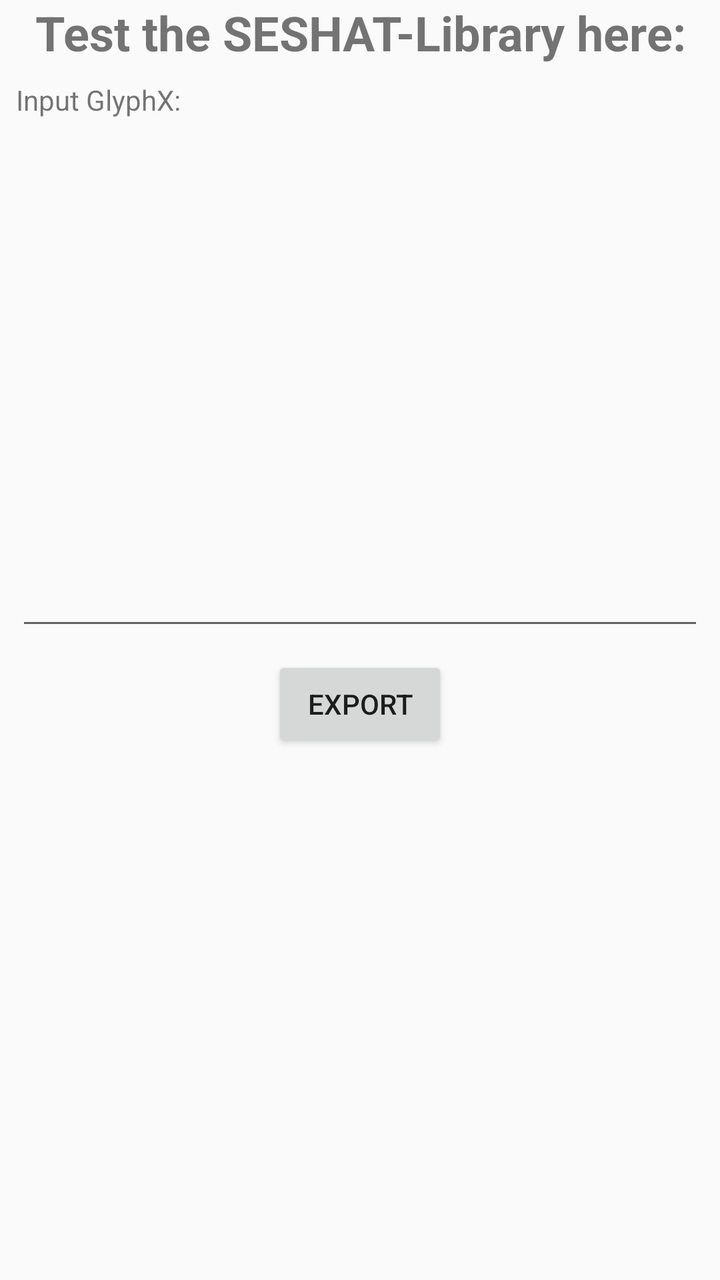
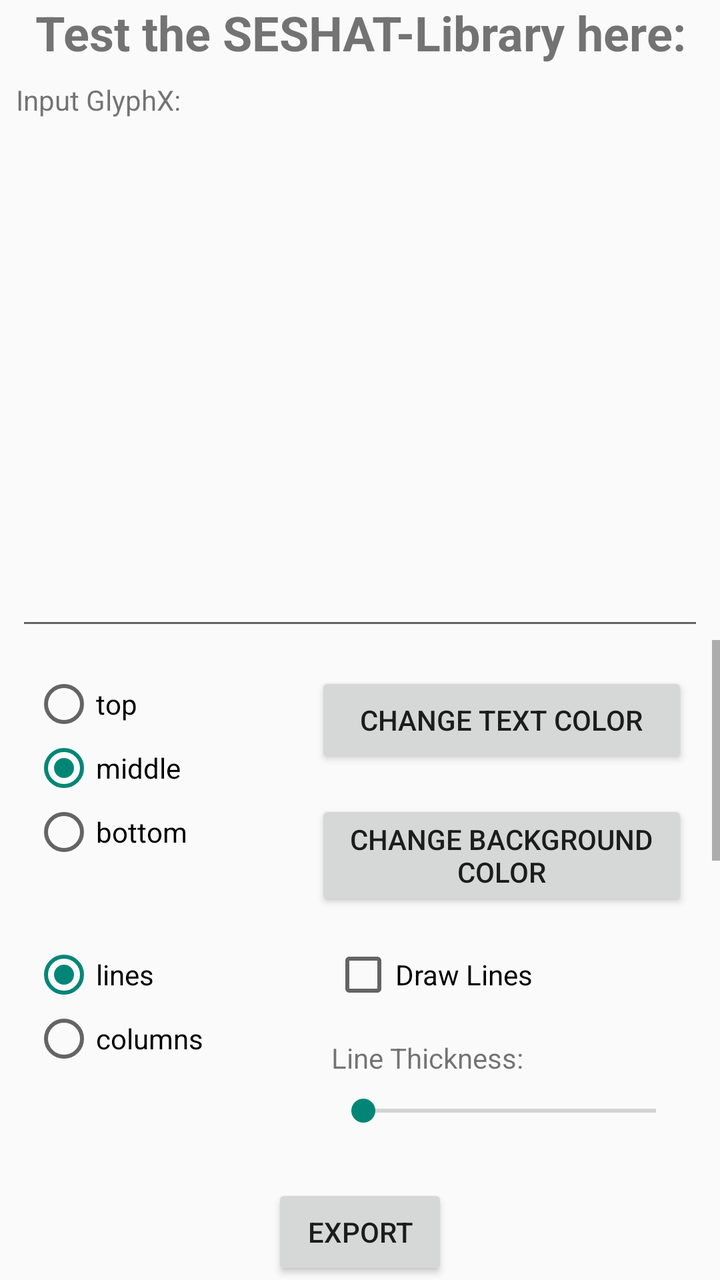

An Android layout rendered at two revisions. The XML below is the earlier revision; the diff shows what the commit changed to produce the second picture.
<!-- AndroidManifest.xml: activity theme Theme.SESHATExampleApp -->
<!-- res/layout/activity_main.xml -->
<?xml version="1.0" encoding="utf-8"?>
<androidx.constraintlayout.widget.ConstraintLayout xmlns:android="http://schemas.android.com/apk/res/android"
    xmlns:app="http://schemas.android.com/apk/res-auto"
    xmlns:tools="http://schemas.android.com/tools"
    android:id="@+id/main"
    android:layout_width="match_parent"
    android:layout_height="match_parent"
    tools:context=".MainActivity">

    <TextView
        android:id="@+id/title_text"
        android:layout_width="0dp"
        android:layout_height="wrap_content"
        android:gravity="center_horizontal"
        android:text="@string/title"
        android:textSize="24sp"
        android:textStyle="bold"
        app:layout_constraintBottom_toBottomOf="parent"
        app:layout_constraintEnd_toEndOf="parent"
        app:layout_constraintStart_toStartOf="parent"
        app:layout_constraintTop_toTopOf="parent"
        app:layout_constraintVertical_bias="0.0" />

    <EditText
        android:id="@+id/input"
        android:layout_width="0dp"
        android:layout_height="0dp"
        android:layout_marginStart="8dp"
        android:layout_marginTop="8dp"
        android:layout_marginEnd="8dp"
        android:ems="10"
        android:gravity="start|top"
        android:inputType="text|textVisiblePassword|textMultiLine|textNoSuggestions"
        app:layout_constraintBottom_toTopOf="@+id/guideline2"
        app:layout_constraintEnd_toEndOf="parent"
        app:layout_constraintStart_toStartOf="parent"
        app:layout_constraintTop_toBottomOf="@+id/input_title" />

    <TextView
        android:id="@+id/input_title"
        android:layout_width="wrap_content"
        android:layout_height="wrap_content"
        android:layout_marginStart="8dp"
        android:layout_marginTop="8dp"
        android:text="@string/input_glyphx"
        app:layout_constraintBottom_toBottomOf="parent"
        app:layout_constraintEnd_toEndOf="parent"
        app:layout_constraintHorizontal_bias="0.0"
        app:layout_constraintStart_toStartOf="parent"
        app:layout_constraintTop_toBottomOf="@+id/title_text"
        app:layout_constraintVertical_bias="0.0" />

    <androidx.constraintlayout.widget.Guideline
        android:id="@+id/guideline2"
        android:layout_width="wrap_content"
        android:layout_height="wrap_content"
        android:orientation="horizontal"
        app:layout_constraintGuide_percent="0.5" />

    <Button
        android:id="@+id/button_export"
        android:layout_width="wrap_content"
        android:layout_height="wrap_content"
        android:layout_marginTop="8dp"
        android:text="@string/export"
        app:layout_constraintBottom_toBottomOf="parent"
        app:layout_constraintEnd_toEndOf="parent"
        app:layout_constraintStart_toStartOf="parent"
        app:layout_constraintTop_toBottomOf="@+id/input"
        app:layout_constraintVertical_bias="0.0" />

</androidx.constraintlayout.widget.ConstraintLayout>
<!-- resources referenced by this layout -->
<resources>
  <string name="export">Export</string>
  <string name="input_glyphx">Input GlyphX:</string>
  <string name="title">Test the SESHAT-Library here:</string>
  <style name="Theme.SESHATExampleApp" parent="Theme.AppCompat.Light.NoActionBar" />
</resources>

<!-- the commit's change to res/layout/activity_main.xml (unified diff, before → after) -->
@@ -57,16 +57,395 @@
         android:orientation="horizontal"
         app:layout_constraintGuide_percent="0.5" />
 
+    <ScrollView
+        android:id="@+id/scrollView2"
+        android:layout_width="0dp"
+        android:layout_height="0dp"
+        android:layout_marginBottom="8dp"
+        app:layout_constraintBottom_toTopOf="@+id/button_export"
+        app:layout_constraintEnd_toEndOf="parent"
+        app:layout_constraintStart_toStartOf="parent"
+        app:layout_constraintTop_toTopOf="@+id/guideline2">
+
+        <LinearLayout
+            android:id="@+id/settingsContainer"
+            android:layout_width="match_parent"
+            android:layout_height="wrap_content"
+            android:orientation="vertical"
+            app:layout_constraintBottom_toBottomOf="parent"
+            app:layout_constraintEnd_toEndOf="parent"
+            app:layout_constraintStart_toStartOf="parent"
+            app:layout_constraintTop_toBottomOf="@+id/thothScroll"
+            app:layout_constraintVertical_bias="0.0">
+
+            <LinearLayout
+                android:layout_width="match_parent"
+                android:layout_height="match_parent"
+                android:orientation="horizontal">
+
+                <RadioGroup
+                    android:id="@+id/VerticalOrientation"
+                    android:layout_width="wrap_content"
+                    android:layout_height="wrap_content"
+                    android:layout_marginStart="16dp"
+                    android:layout_marginTop="16dp">
+
+                    <RadioButton
+                        android:id="@+id/top"
+                        android:layout_width="match_parent"
+                        android:layout_height="wrap_content"
+                        android:text="@string/vert_orient_top" />
+
+                    <RadioButton
+                        android:id="@+id/middle"
+                        android:layout_width="match_parent"
+                        android:layout_height="wrap_content"
+                        android:checked="true"
+                        android:text="@string/vert_orient_middle" />
+
+                    <RadioButton
+                        android:id="@+id/bottom"
+                        android:layout_width="match_parent"
+                        android:layout_height="wrap_content"
+                        android:text="@string/vert_orient_bottom" />
+                </RadioGroup>
+
+                <LinearLayout
+                    android:layout_width="match_parent"
+                    android:layout_height="wrap_content"
+                    android:orientation="vertical">
+
+                    <Button
+                        android:id="@+id/changeTextColor"
+                        android:layout_width="match_parent"
+                        android:layout_height="wrap_content"
+                        android:layout_marginStart="64dp"
+                        android:layout_marginTop="16dp"
+                        android:layout_marginEnd="16dp"
+                        android:layout_weight="1"
+                        android:text="@string/button_change_text_color" />
+
+                    <Button
+                        android:id="@+id/changeBGColor"
+                        android:layout_width="match_parent"
+                        android:layout_height="wrap_content"
+                        android:layout_marginStart="64dp"
+                        android:layout_marginTop="16dp"
+                        android:layout_marginEnd="16dp"
+                        android:layout_weight="1"
+                        android:text="@string/button_change_bg_color" />
+                </LinearLayout>
+
+            </LinearLayout>
+
+            <LinearLayout
+                android:layout_width="match_parent"
+                android:layout_height="match_parent"
+                android:orientation="horizontal">
+
+                <RadioGroup
+                    android:id="@+id/WritingLayout"
+                    android:layout_width="wrap_content"
+                    android:layout_height="wrap_content"
+                    android:layout_marginStart="16dp"
+                    android:layout_marginTop="16dp">
+
+                    <RadioButton
+                        android:id="@+id/lines"
+                        android:layout_width="match_parent"
+                        android:layout_height="wrap_content"
+                        android:checked="true"
+                        android:text="@string/writing_layout_l" />
+
+                    <RadioButton
+                        android:id="@+id/columns"
+                        android:layout_width="match_parent"
+                        android:layout_height="wrap_content"
+                        android:text="@string/writing_layout_c" />
+                </RadioGroup>
+
+                <LinearLayout
+                    android:layout_width="match_parent"
+                    android:layout_height="wrap_content"
+                    android:orientation="vertical">
+
+
+                    <CheckBox
+                        android:id="@+id/drawLines"
+                        android:layout_width="match_parent"
+                        android:layout_height="wrap_content"
+                        android:layout_marginStart="64dp"
+                        android:layout_marginTop="16dp"
+                        android:layout_marginEnd="16dp"
+                        android:text="@string/draw_lines_title" />
+
+                    <TextView
+                        android:id="@+id/lineThicknessTitle"
+                        android:layout_width="match_parent"
+                        android:layout_height="wrap_content"
+                        android:layout_marginStart="64dp"
+                        android:layout_marginTop="16dp"
+                        android:layout_marginEnd="16dp"
+                        android:text="@string/line_thickness_title" />
+
+                    <SeekBar
+                        android:id="@+id/lineThickness"
+                        android:layout_width="match_parent"
+                        android:layout_height="wrap_content"
+                        android:layout_marginStart="64dp"
+                        android:layout_marginTop="8dp"
+                        android:layout_marginEnd="16dp"
+                        android:max="10" />
+                </LinearLayout>
+
+            </LinearLayout>
+
+            <RadioGroup
+                android:id="@+id/WritingDirection"
+                android:layout_width="wrap_content"
+                android:layout_height="wrap_content"
+                android:layout_marginStart="16dp"
+                android:layout_marginTop="16dp">
+
+                <RadioButton
+                    android:id="@+id/ltr"
+                    android:layout_width="match_parent"
+                    android:layout_height="wrap_content"
+                    android:checked="true"
+                    android:text="@string/writing_direction_ltr" />
+
+                <RadioButton
+                    android:id="@+id/rtl"
+                    android:layout_width="match_parent"
+                    android:layout_height="wrap_content"
+                    android:text="@string/writing_direction_rtl" />
+            </RadioGroup>
+
+            <TextView
+                android:id="@+id/paddingTitle"
+                android:layout_width="match_parent"
+                android:layout_height="wrap_content"
+                android:layout_marginStart="16dp"
+                android:layout_marginTop="16dp"
+                android:layout_marginEnd="16dp"
+                android:text="@string/padding_title" />
+
+            <androidx.constraintlayout.widget.ConstraintLayout
+                android:layout_width="match_parent"
+                android:layout_height="match_parent"
+                android:layout_marginStart="16dp"
+                android:layout_marginTop="8dp"
+                android:layout_marginEnd="16dp">
+
+                <TextView
+                    android:id="@+id/paddingLeftTitle"
+                    android:layout_width="wrap_content"
+                    android:layout_height="wrap_content"
+                    android:text="@string/padding_left_title"
+                    app:layout_constraintBottom_toBottomOf="parent"
+                    app:layout_constraintEnd_toEndOf="parent"
+                    app:layout_constraintHorizontal_bias="0.0"
+                    app:layout_constraintStart_toStartOf="parent"
+                    app:layout_constraintTop_toTopOf="parent"
+                    app:layout_constraintVertical_bias="0.0" />
+
+                <TextView
+                    android:id="@+id/paddingTopTitle"
+                    android:layout_width="wrap_content"
+                    android:layout_height="wrap_content"
+                    android:text="@string/padding_top_title"
+                    app:layout_constraintBottom_toBottomOf="parent"
+                    app:layout_constraintEnd_toEndOf="parent"
+                    app:layout_constraintStart_toStartOf="parent"
+                    app:layout_constraintTop_toTopOf="parent"
+                    app:layout_constraintVertical_bias="0.0" />
+
+                <SeekBar
+                    android:id="@+id/paddingLeft"
+                    android:layout_width="0dp"
+                    android:layout_height="wrap_content"
+                    android:layout_marginTop="8dp"
+                    android:layout_marginEnd="8dp"
+                    android:max="50"
+                    app:layout_constraintBottom_toBottomOf="parent"
+                    app:layout_constraintEnd_toStartOf="@+id/paddingTopTitle"
+                    app:layout_constraintStart_toStartOf="parent"
+                    app:layout_constraintTop_toBottomOf="@+id/paddingLeftTitle"
+                    app:layout_constraintVertical_bias="0.0" />
+
+                <SeekBar
+                    android:id="@+id/paddingTop"
+                    android:layout_width="0dp"
+                    android:layout_height="wrap_content"
+                    android:layout_marginTop="8dp"
+                    android:max="50"
+                    app:layout_constraintBottom_toBottomOf="parent"
+                    app:layout_constraintEnd_toEndOf="parent"
+                    app:layout_constraintHorizontal_bias="0.0"
+                    app:layout_constraintStart_toStartOf="@+id/paddingTopTitle"
+                    app:layout_constraintTop_toBottomOf="@+id/paddingTopTitle"
+                    app:layout_constraintVertical_bias="0.0" />
+
+                <TextView
+                    android:id="@+id/paddingRightTitle"
+                    android:layout_width="wrap_content"
+                    android:layout_height="wrap_content"
+                    android:layout_marginTop="8dp"
+                    android:text="@string/padding_right_title"
+                    app:layout_constraintBottom_toBottomOf="parent"
+                    app:layout_constraintEnd_toEndOf="parent"
+                    app:layout_constraintHorizontal_bias="0.0"
+                    app:layout_constraintStart_toStartOf="parent"
+                    app:layout_constraintTop_toBottomOf="@id/paddingLeft"
+                    app:layout_constraintVertical_bias="0.0" />
+
+                <TextView
+                    android:id="@+id/paddingBottomTitle"
+                    android:layout_width="wrap_content"
+                    android:layout_height="wrap_content"
+                    android:layout_marginTop="8dp"
+                    android:text="@string/padding_bottom_title"
+                    app:layout_constraintBottom_toBottomOf="parent"
+                    app:layout_constraintEnd_toEndOf="parent"
+                    app:layout_constraintHorizontal_bias="0.0"
+                    app:layout_constraintStart_toStartOf="@+id/paddingTop"
+                    app:layout_constraintTop_toBottomOf="@+id/paddingTop"
+                    app:layout_constraintVertical_bias="0.0" />
+
+                <SeekBar
+                    android:id="@+id/paddingRight"
+                    android:layout_width="0dp"
+                    android:layout_height="wrap_content"
+                    android:layout_marginTop="8dp"
+                    android:layout_marginEnd="8dp"
+                    android:max="50"
+                    app:layout_constraintBottom_toBottomOf="parent"
+                    app:layout_constraintEnd_toStartOf="@+id/paddingBottomTitle"
+                    app:layout_constraintStart_toStartOf="parent"
+                    app:layout_constraintTop_toBottomOf="@id/paddingRightTitle"
+                    app:layout_constraintVertical_bias="0.0" />
+
+                <SeekBar
+                    android:id="@+id/paddingBottom"
+                    android:layout_width="0dp"
+                    android:layout_height="wrap_content"
+                    android:layout_marginTop="8dp"
+                    android:max="50"
+                    app:layout_constraintBottom_toBottomOf="parent"
+                    app:layout_constraintEnd_toEndOf="parent"
+                    app:layout_constraintHorizontal_bias="0.0"
+                    app:layout_constraintStart_toStartOf="@+id/paddingBottomTitle"
+                    app:layout_constraintTop_toBottomOf="@+id/paddingBottomTitle"
+                    app:layout_constraintVertical_bias="0.0" />
+
+                <TextView
+                    android:id="@+id/interLinePaddingTitle"
+                    android:layout_width="wrap_content"
+                    android:layout_height="wrap_content"
+                    android:layout_marginTop="8dp"
+                    android:layout_marginEnd="8dp"
+                    android:text="@string/inter_line_padding"
+                    app:layout_constraintBottom_toBottomOf="parent"
+                    app:layout_constraintEnd_toStartOf="@+id/paddingBottom"
+                    app:layout_constraintHorizontal_bias="0.0"
+                    app:layout_constraintStart_toStartOf="parent"
+                    app:layout_constraintTop_toBottomOf="@id/paddingRight"
+                    app:layout_constraintVertical_bias="0.0" />
+
+                <TextView
+                    android:id="@+id/layoutSignPaddingTitle"
+                    android:layout_width="wrap_content"
+                    android:layout_height="wrap_content"
+                    android:layout_marginTop="8dp"
+                    android:text="@string/layout_sign_padding_title"
+                    app:layout_constraintBottom_toBottomOf="parent"
+                    app:layout_constraintEnd_toEndOf="parent"
+                    app:layout_constraintHorizontal_bias="0.0"
+                    app:layout_constraintStart_toStartOf="@+id/paddingBottom"
+                    app:layout_constraintTop_toBottomOf="@+id/paddingBottom"
+                    app:layout_constraintVertical_bias="0.0" />
+
+                <SeekBar
+                    android:id="@+id/interLinePadding"
+                    android:layout_width="0dp"
+                    android:layout_height="wrap_content"
+                    android:layout_marginTop="8dp"
+                    android:layout_marginEnd="8dp"
+                    android:max="50"
+                    app:layout_constraintBottom_toBottomOf="parent"
+                    app:layout_constraintEnd_toStartOf="@+id/layoutSignPaddingTitle"
+                    app:layout_constraintStart_toStartOf="parent"
+                    app:layout_constraintTop_toBottomOf="@+id/interLinePaddingTitle"
+                    app:layout_constraintVertical_bias="0.0" />
+
+                <SeekBar
+                    android:id="@+id/layoutSignPadding"
+                    android:layout_width="0dp"
+                    android:layout_height="wrap_content"
+                    android:layout_marginTop="8dp"
+                    android:max="50"
+                    app:layout_constraintBottom_toBottomOf="parent"
+                    app:layout_constraintEnd_toEndOf="parent"
+                    app:layout_constraintStart_toStartOf="@+id/layoutSignPaddingTitle"
+                    app:layout_constraintTop_toBottomOf="@+id/layoutSignPaddingTitle"
+                    app:layout_constraintVertical_bias="0.0" />
+
+                <TextView
+                    android:id="@+id/signPaddingTitle"
+                    android:layout_width="wrap_content"
+                    android:layout_height="wrap_content"
+                    android:layout_marginTop="8dp"
+                    android:text="@string/sign_padding_title"
+                    app:layout_constraintBottom_toBottomOf="parent"
+                    app:layout_constraintEnd_toEndOf="parent"
+                    app:layout_constraintHorizontal_bias="0.0"
+                    app:layout_constraintStart_toStartOf="parent"
+                    app:layout_constraintTop_toBottomOf="@id/interLinePadding"
+                    app:layout_constraintVertical_bias="0.0" />
+
+                <SeekBar
+                    android:id="@+id/signPadding"
+                    android:layout_width="0dp"
+                    android:layout_height="wrap_content"
+                    android:layout_marginTop="8dp"
+                    android:max="50"
+                    app:layout_constraintBottom_toBottomOf="parent"
+                    app:layout_constraintEnd_toEndOf="parent"
+                    app:layout_constraintStart_toStartOf="parent"
+                    app:layout_constraintTop_toBottomOf="@id/signPaddingTitle"
+                    app:layout_constraintVertical_bias="0.0" />
+            </androidx.constraintlayout.widget.ConstraintLayout>
+
+            <TextView
+                android:id="@+id/textSizeTitle"
+                android:layout_width="match_parent"
+                android:layout_height="wrap_content"
+                android:layout_marginStart="16dp"
+                android:layout_marginTop="16dp"
+                android:layout_marginEnd="16dp"
+                android:text="@string/text_size_title_start" />
+
+            <SeekBar
+                android:id="@+id/textSize"
+                android:layout_width="match_parent"
+                android:layout_height="wrap_content"
+                android:layout_marginStart="16dp"
+                android:layout_marginTop="8dp"
+                android:layout_marginEnd="16dp"
+                android:progress="40" />
+
+        </LinearLayout>
+    </ScrollView>
+
     <Button
         android:id="@+id/button_export"
         android:layout_width="wrap_content"
         android:layout_height="wrap_content"
-        android:layout_marginTop="8dp"
         android:text="@string/export"
         app:layout_constraintBottom_toBottomOf="parent"
         app:layout_constraintEnd_toEndOf="parent"
         app:layout_constraintStart_toStartOf="parent"
-        app:layout_constraintTop_toBottomOf="@+id/input"
-        app:layout_constraintVertical_bias="0.0" />
+        app:layout_constraintTop_toTopOf="@+id/guideline2"
+        app:layout_constraintVertical_bias="1.0" />
 
 </androidx.constraintlayout.widget.ConstraintLayout>
<!-- resource entries referenced after the edit -->
@@ -1,8 +1,28 @@
 <!-- resources referenced by this layout -->
 <resources>
+  <string name="button_change_bg_color">change background color</string>
+  <string name="button_change_text_color">change text color</string>
+  <string name="draw_lines_title">Draw Lines</string>
   <string name="export">Export</string>
   <string name="input_glyphx">Input GlyphX:</string>
+  <string name="inter_line_padding">"Inter Line Padding: "</string>
+  <string name="layout_sign_padding_title">"Layout Sign Padding: "</string>
+  <string name="line_thickness_title">"Line Thickness: "</string>
+  <string name="padding_bottom_title">"Bottom: "</string>
+  <string name="padding_left_title">"Left: "</string>
+  <string name="padding_right_title">"Right: "</string>
+  <string name="padding_title">Padding</string>
+  <string name="padding_top_title">"Top: "</string>
+  <string name="sign_padding_title">"Sign Padding: "</string>
+  <string name="text_size_title_start">"Text Size: 40sp"</string>
   <string name="title">Test the SESHAT-Library here:</string>
+  <string name="vert_orient_bottom">bottom</string>
+  <string name="vert_orient_middle">middle</string>
+  <string name="vert_orient_top">top</string>
+  <string name="writing_direction_ltr">left to right</string>
+  <string name="writing_direction_rtl">right to left</string>
+  <string name="writing_layout_c">columns</string>
+  <string name="writing_layout_l">lines</string>
   <style name="Theme.SESHATExampleApp" parent="Theme.AppCompat.Light.NoActionBar" />
 </resources>
 
